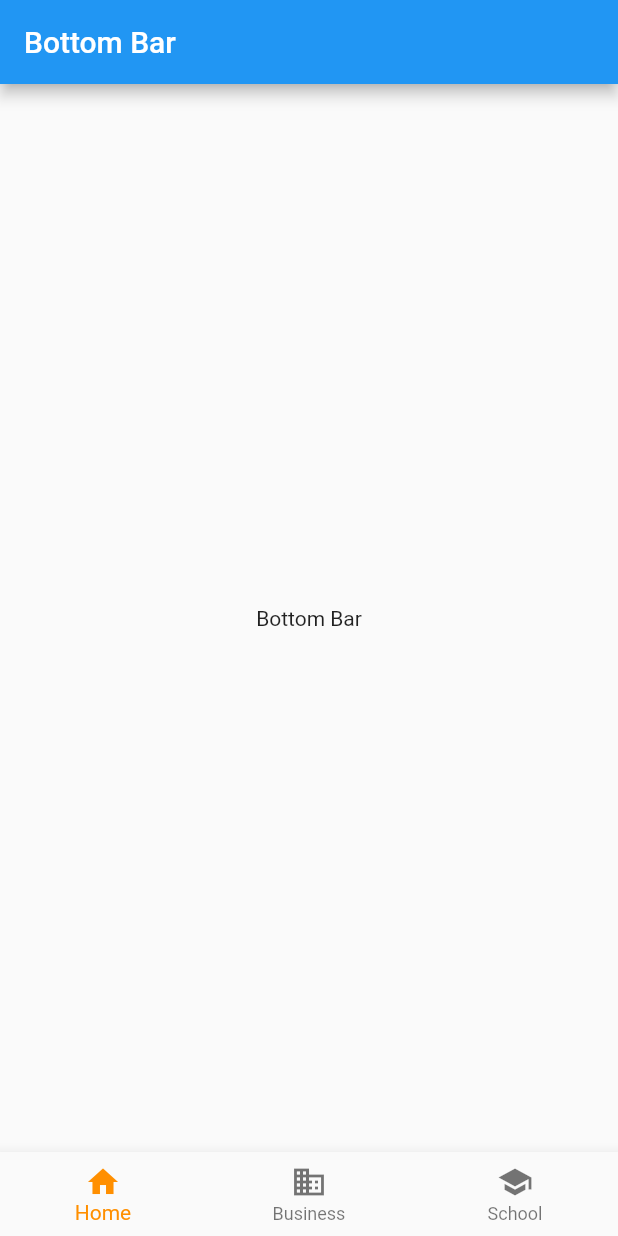
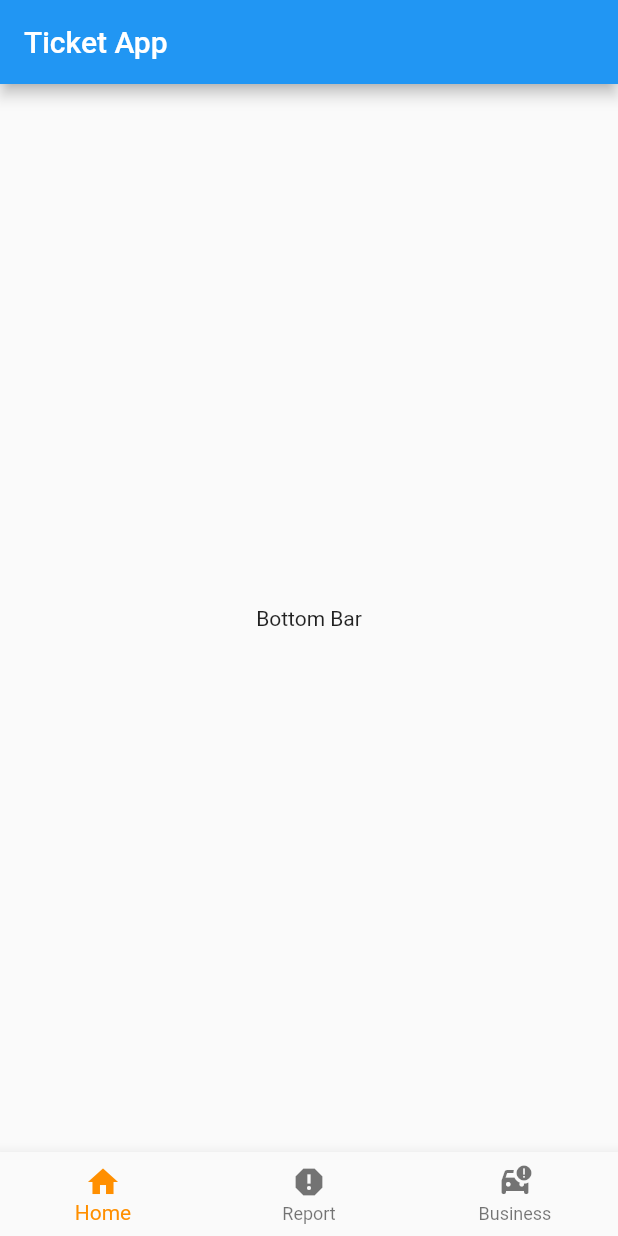
Before and after one commit to AshDest/test_app, a Flutter app: the screen it shows after launch, on a phone screen of 412 x 824 dp. Run offline on Flutter 3.47's test engine with Material 2 defaults, Android fonts, the phone set to English and light mode, and no system bars.

Commit message:
ash commit

```diff
--- a/lib/screens/bottom_bar.dart
+++ b/lib/screens/bottom_bar.dart
@@ -13,7 +13,7 @@ class _BottomBarState extends State<BottomBar> {
   Widget build(BuildContext context) {
     return Scaffold(
       appBar: AppBar(
-        title: const Text('Bottom Bar'),
+        title: const Text('Ticket App'),
       ),
       body: const Center(
         child: Text('Bottom Bar'),
@@ -25,13 +25,17 @@ class _BottomBarState extends State<BottomBar> {
             label: 'Home',
           ),
           BottomNavigationBarItem(
-            icon: Icon(Icons.business),
+            icon: Icon(Icons.report),
+            label: 'Report',
+          ),
+          BottomNavigationBarItem(
+            icon: Icon(Icons.car_crash),
             label: 'Business',
           ),
-          BottomNavigationBarItem(
-            icon: Icon(Icons.school),
-            label: 'School',
-          ),
+          // BottomNavigationBarItem(
+          //   icon: Icon(Icons.settings),
+          //   label: 'School',
+          // ),
         ],
         currentIndex: 0,
         selectedItemColor: Colors.amber[800],
```
